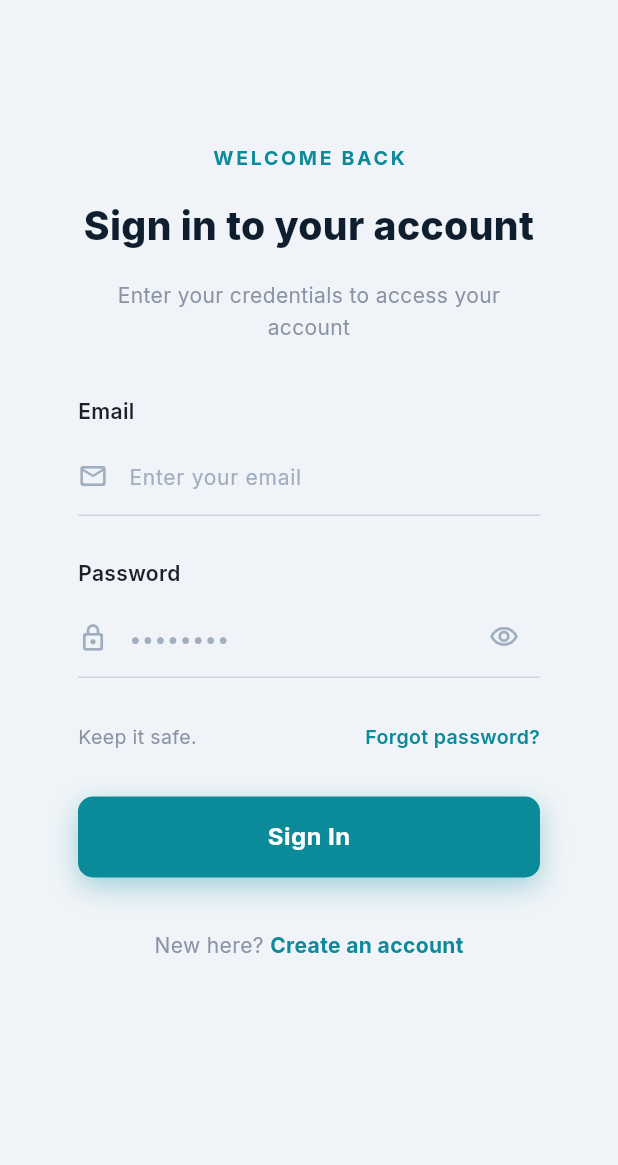
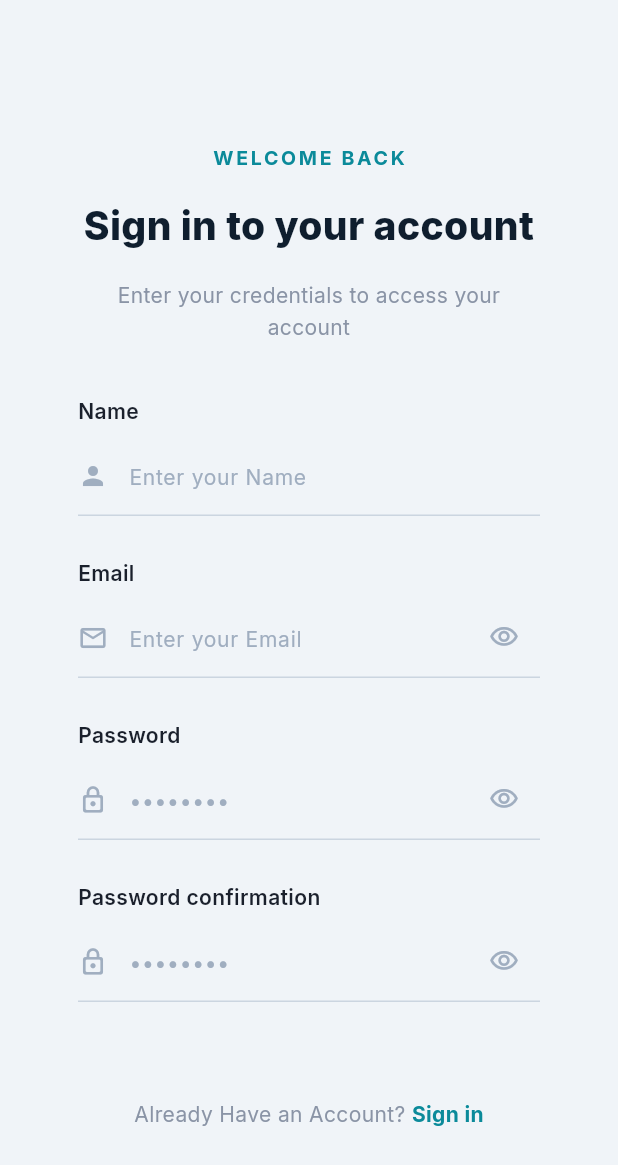
Before and after one commit to MohamedEmad223/Dashboard-For-Url-Shortner-, a Flutter app: the screen it shows after launch, on a phone screen of 412 x 824 dp. Shown: the top 1165 px of the screen. Run offline on Flutter 3.47's test engine with Material 3 defaults, Android fonts, the phone set to English and light mode, and no system bars; our stand-ins replace dio, equatable, fl_chart, flutter_bloc, flutter_secure_storage, freezed_annotation and 6 more; missing offline and left inert: gal; generated files the repository leaves out were written again.

Commit message:
- finish feature/signUp

```diff
--- a/lib/config/router/app_router.dart
+++ b/lib/config/router/app_router.dart
@@ -1,9 +1,5 @@
 import 'package:dashboard_for_url_shortner/config/router/routes.dart';
-import 'package:dashboard_for_url_shortner/core/dependancy_injection/di.dart';
 import 'package:flutter/material.dart';
-import 'package:flutter_bloc/flutter_bloc.dart';
-
-import '../../features/auth/login/presentation/cubit/login_cubit.dart';
 import '../../features/auth/login/presentation/screens/login_screen.dart';
 
 
@@ -14,10 +10,7 @@ class AppRouter {
     switch (settings.name) {
       case Routes.loginScreen:
         return MaterialPageRoute(
-          builder: (_) => BlocProvider(
-            create: (context) => getIt<LoginCubit>(),
-            child: const LoginScreen(),
-          ),
+          builder: (_) => const LoginScreen(),
         );
       default:
         return null;
--- a/lib/features/auth/login/presentation/screens/login_screen_form.dart
+++ b/lib/features/auth/login/presentation/screens/login_screen_form.dart
@@ -1,3 +1,4 @@
+import 'package:dashboard_for_url_shortner/core/dependancy_injection/di.dart';
 import 'package:dashboard_for_url_shortner/core/helpers/app_regex.dart';
 import 'package:dashboard_for_url_shortner/features/auth/login/presentation/cubit/login_cubit.dart';
 import 'package:dashboard_for_url_shortner/features/auth/login/presentation/widgets/auth_header.dart';
@@ -18,7 +19,9 @@ class LoginScreenForm extends StatelessWidget {
       padding: const EdgeInsets.fromLTRB(28, 36, 28, 32),
       child: Form(
         key: context.read<LoginCubit>().formKey,
-        child: Column(
+        child: BlocProvider(
+  create: (context) => getIt<LoginCubit>(),
+  child: Column(
           crossAxisAlignment: CrossAxisAlignment.start,
           children: [
             // Header
@@ -50,6 +53,7 @@ class LoginScreenForm extends StatelessWidget {
             CreateAccountFooter(onCreateTap: () {}),
           ],
         ),
+),
       ),
     );
   }
--- /dev/null
+++ b/lib/features/auth/signup/presentation/screens/sign_up_screen.dart
@@ -0,0 +1,32 @@
+import 'package:dashboard_for_url_shortner/features/auth/signup/presentation/screens/sign_up_screen_form.dart';
+import 'package:flutter/material.dart';
+
+class SignUpScreen extends StatelessWidget {
+  const SignUpScreen({super.key});
+
+  @override
+  Widget build(BuildContext context) {
+    return Scaffold(
+      backgroundColor: const Color(0xFFF0F4F8),
+      body: SafeArea(
+        child: GestureDetector(
+          onTap: () => FocusScope.of(context).unfocus(),
+          child: SingleChildScrollView(
+            physics: const BouncingScrollPhysics(),
+            child: Padding(
+              padding: const EdgeInsets.symmetric(horizontal: 24),
+              child: Column(
+                children: [
+                  const SizedBox(height: 60),
+                   SignUpScreenForm(),
+                  const SizedBox(height: 40),
+                ],
+              ),
+            ),
+          ),
+        ),
+      ),
+    );
+
+  }
+}
--- /dev/null
+++ b/lib/features/auth/signup/presentation/screens/sign_up_screen_form.dart
@@ -0,0 +1,70 @@
+import 'package:dashboard_for_url_shortner/core/helpers/app_regex.dart';
+import 'package:dashboard_for_url_shortner/features/auth/login/presentation/widgets/auth_header.dart';
+import 'package:dashboard_for_url_shortner/features/auth/login/presentation/widgets/auth_text_feild.dart';
+import 'package:dashboard_for_url_shortner/features/auth/signup/presentation/widgets/already_have_an_account_sign_in.dart';
+import 'package:flutter/material.dart';
+
+class SignUpScreenForm extends StatelessWidget {
+  SignUpScreenForm({super.key});
+
+  final TextEditingController emailController = TextEditingController();
+  final TextEditingController passwordController = TextEditingController();
+  final GlobalKey<FormState> formKey = GlobalKey<FormState>();
+
+  @override
+  Widget build(BuildContext context) {
+    return  Container(
+      width: double.infinity,
+      padding: const EdgeInsets.fromLTRB(28, 36, 28, 32),
+      child: Form(
+
+        child: Column(
+          crossAxisAlignment: CrossAxisAlignment.start,
+          children: [
+            const AuthHeader(),
+            const SizedBox(height: 36),
+            AuthTextField(
+              label: 'Name',
+              hint:'Enter your Name',
+              prefixIcon: Icons.person,
+              controller: emailController,
+              keyboardType: TextInputType.emailAddress,
+              validator: (email) => AppRegex.isEmailValid(email!) ? null : 'Please enter a valid email address',
+            ),
+            const SizedBox(height: 28),
+            AuthTextField(
+              label: 'Email',
+              hint: 'Enter your Email',
+              prefixIcon: Icons.email_outlined,
+              controller: passwordController,
+              isPassword: true,
+              validator:(password) => AppRegex.isPasswordValid(password!) ? null : 'Password must be at least 8 characters, include an uppercase letter, a lowercase letter, and a number',
+            ),
+            const SizedBox(height: 28),
+            AuthTextField(
+              label: 'Password',
+              hint: '••••••••',
+              prefixIcon: Icons.lock_outline_rounded,
+              controller: passwordController,
+              isPassword: true,
+              validator:(password) => AppRegex.isPasswordValid(password!) ? null : 'Password must be at least 8 characters, include an uppercase letter, a lowercase letter, and a number',
+            ),
+            const SizedBox(height: 28),
+            AuthTextField(
+              label: 'Password confirmation',
+              hint: '••••••••',
+              prefixIcon: Icons.lock_outline_rounded,
+              controller: passwordController,
+              isPassword: true,
+              validator:(password) => AppRegex.isPasswordValid(password!) ? null : 'Password must be at least 8 characters, include an uppercase letter, a lowercase letter, and a number',
+            ),
+            const SizedBox(height: 30),
+            //LoginButton(),
+            const SizedBox(height: 35),
+            AlreadyHaveAnAccountSignIn(onCreateTap: () {}),
+          ],
+        ),
+      ),
+    );
+  }
+}
--- /dev/null
+++ b/lib/features/auth/signup/presentation/widgets/already_have_an_account_sign_in.dart
@@ -0,0 +1,36 @@
+import 'package:flutter/material.dart';
+import 'package:google_fonts/google_fonts.dart';
+
+class AlreadyHaveAnAccountSignIn extends StatelessWidget {
+  const AlreadyHaveAnAccountSignIn({super.key, required this.onCreateTap});
+
+
+  final VoidCallback onCreateTap;
+
+  @override
+  Widget build(BuildContext context) {
+    return Row(
+      mainAxisAlignment: MainAxisAlignment.center,
+      children: [
+        Text(
+          'Already Have an Account? ',
+          style: GoogleFonts.inter(
+            fontSize: 14,
+            color: const Color(0xFF8A94A6),
+          ),
+        ),
+        GestureDetector(
+          onTap: onCreateTap,
+          child: Text(
+            'Sign in',
+            style: GoogleFonts.inter(
+              fontSize: 14,
+              fontWeight: FontWeight.w700,
+              color: const Color(0xFF0B8A9A),
+            ),
+          ),
+        ),
+      ],
+    );
+  }
+}
--- a/lib/main.dart
+++ b/lib/main.dart
@@ -1,6 +1,6 @@
 import 'package:dashboard_for_url_shortner/core/dependancy_injection/di.dart';
 import 'package:dashboard_for_url_shortner/features/auth/login/presentation/cubit/login_cubit.dart';
-import 'package:dashboard_for_url_shortner/features/auth/login/presentation/screens/login_screen.dart';
+import 'package:dashboard_for_url_shortner/features/auth/signup/presentation/screens/sign_up_screen.dart';
 import 'package:flutter/material.dart';
 import 'package:flutter/services.dart';
 import 'package:flutter_bloc/flutter_bloc.dart';
@@ -40,10 +40,7 @@ class JocApp extends StatelessWidget {
           brightness: Brightness.light,
         ),
       ),
-      home: BlocProvider(
-        create: (context) => getIt<LoginCubit>(),
-        child: const LoginScreen(),
-      ),
+      home: const SignUpScreen(),
     );
   }
 }
```
